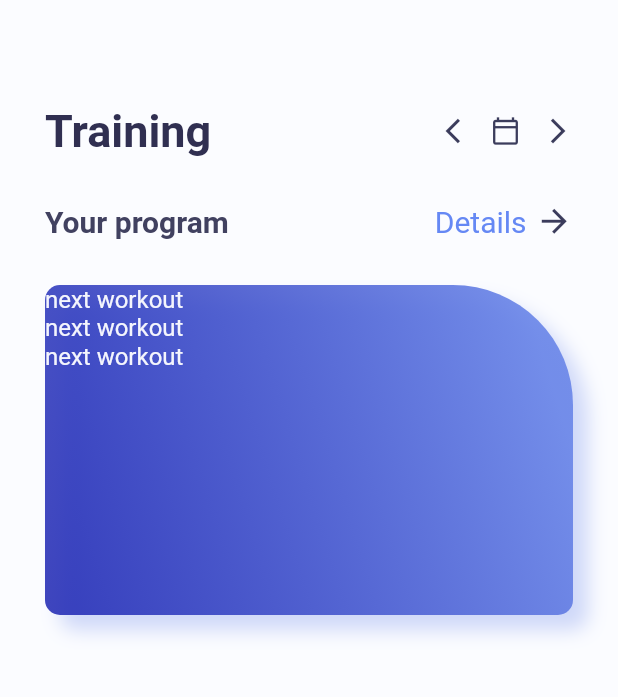
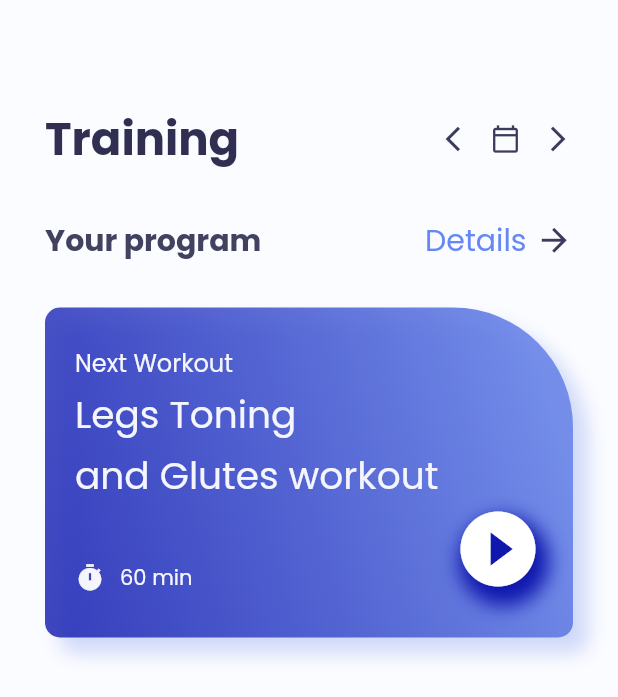
Before and after one commit to dabagirevalens/trainy, a Flutter app: the screen it shows after launch, on a phone screen of 412 x 824 dp. Shown: the top 697 px of the screen. Run offline on Flutter 3.47's test engine with Material 2 defaults, Android fonts, the phone set to English and light mode, and no system bars.

Commit message:
feat: info layout

```diff
--- a/lib/main.dart
+++ b/lib/main.dart
@@ -14,10 +14,7 @@ class MyApp extends StatelessWidget {
   Widget build(BuildContext context) {
     return MaterialApp(
       title: 'Flutter Demo',
-      theme: ThemeData(
-
-        primarySwatch: Colors.blue,
-      ),
+      theme: ThemeData(primarySwatch: Colors.blue, fontFamily: 'Poppins'),
       home: const HomePage(),
     );
   }
--- a/lib/screens/home_page.dart
+++ b/lib/screens/home_page.dart
@@ -104,30 +104,80 @@ class _HomePageState extends State<HomePage> {
                           blurRadius: 10,
                           color: color.AppColors.gradientSecond.withOpacity(.3))
                     ]),
+                child: Container(
+                  padding: const EdgeInsets.only(top: 25, left: 20, right: 20),
                   child: Column(
                     crossAxisAlignment: CrossAxisAlignment.start,
                     children: [
                       Text(
-                    "next workout",
+                        "Next Workout",
                         style: TextStyle(
                             fontSize: 16,
                             color: color.AppColors.homePageContainerTextSmall),
                       ),
+                      const SizedBox(
+                        height: 4,
+                      ),
                       Text(
-                    "next workout",
+                        "Legs Toning",
                         style: TextStyle(
-                        fontSize: 16,
+                            fontSize: 25,
                             color: color.AppColors.homePageContainerTextSmall),
                       ),
+                      const SizedBox(
+                        height: 4,
+                      ),
                       Text(
-                    "next workout",
+                        "and Glutes workout",
                         style: TextStyle(
-                        fontSize: 16,
+                            fontSize: 25,
                             color: color.AppColors.homePageContainerTextSmall),
                       ),
+                      Row(
+                        crossAxisAlignment: CrossAxisAlignment.end,
+                        children: [
+                          Row(
+                            children: [
+                              Icon(
+                                Icons.timer,
+                                size: 20,
+                                color:
+                                    color.AppColors.homePageContainerTextSmall,
+                              ),
+                              const SizedBox(
+                                width: 10,
+                              ),
+                              Text(
+                                "60 min",
+                                style: TextStyle(
+                                    fontSize: 14,
+                                    color: color
+                                        .AppColors.homePageContainerTextSmall),
+                              )
                             ],
                           ),
+                          Expanded(child: Container()),
+                          Container(
+                            decoration: BoxDecoration(
+                              boxShadow: [
+                                BoxShadow(
+                                    offset: const Offset(4, 8),
+                                    blurRadius: 10,
+                                    color: color.AppColors.gradientFirst)
+                              ],
+                              borderRadius: BorderRadius.circular(50),
+                            ),
+                            child: const Icon(
+                              Icons.play_circle_fill,
+                              size: 60,
+                              color: Colors.white,
+                            ),
                           )
+                        ],
+                      )
+                    ],
+                  ),
+                ))
           ],
         ),
       ),
```
Also changed, not shown: pubspec.yaml (+12 -3 lines), fonts/Poppins-Black.ttf (added), fonts/Poppins-Bold.ttf (added), fonts/Poppins-Light.ttf (added), fonts/Poppins-Medium.ttf (added), fonts/Poppins-Regular.ttf (added), fonts/Poppins-SemiBold.ttf (added), fonts/Poppins-Thin.ttf (added). Lines whose indentation alone changed are shown as unchanged.
